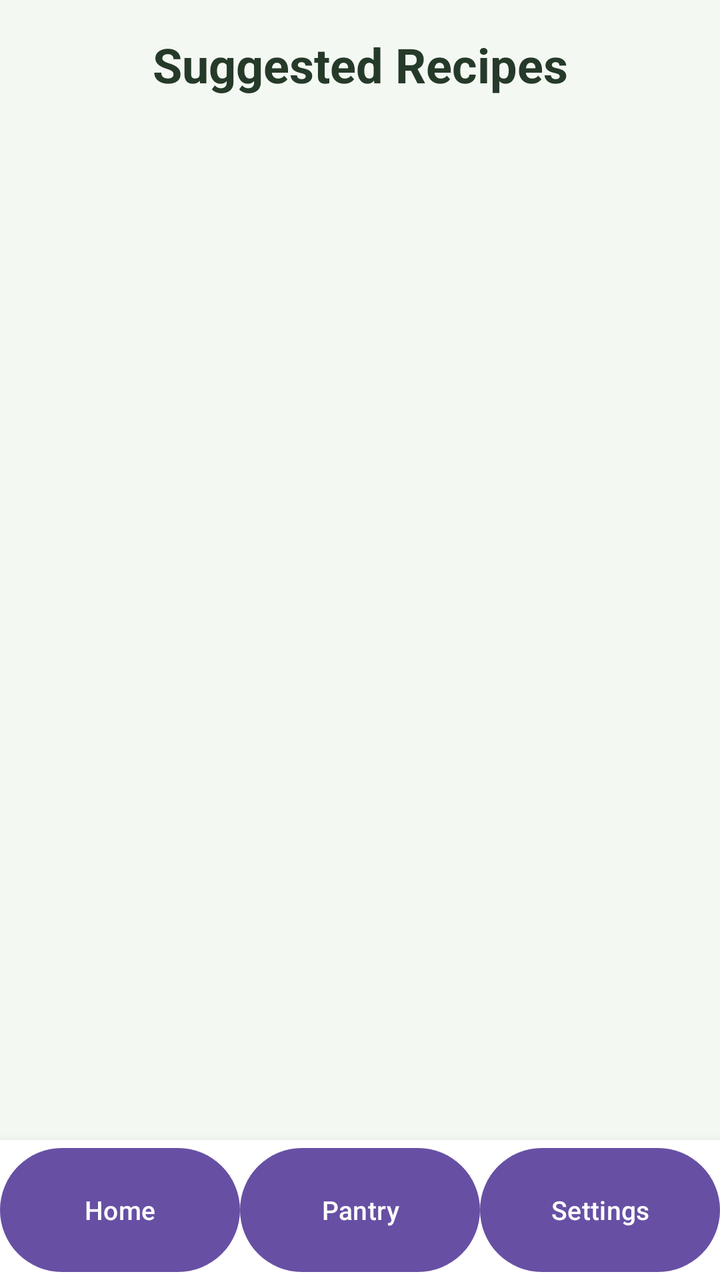
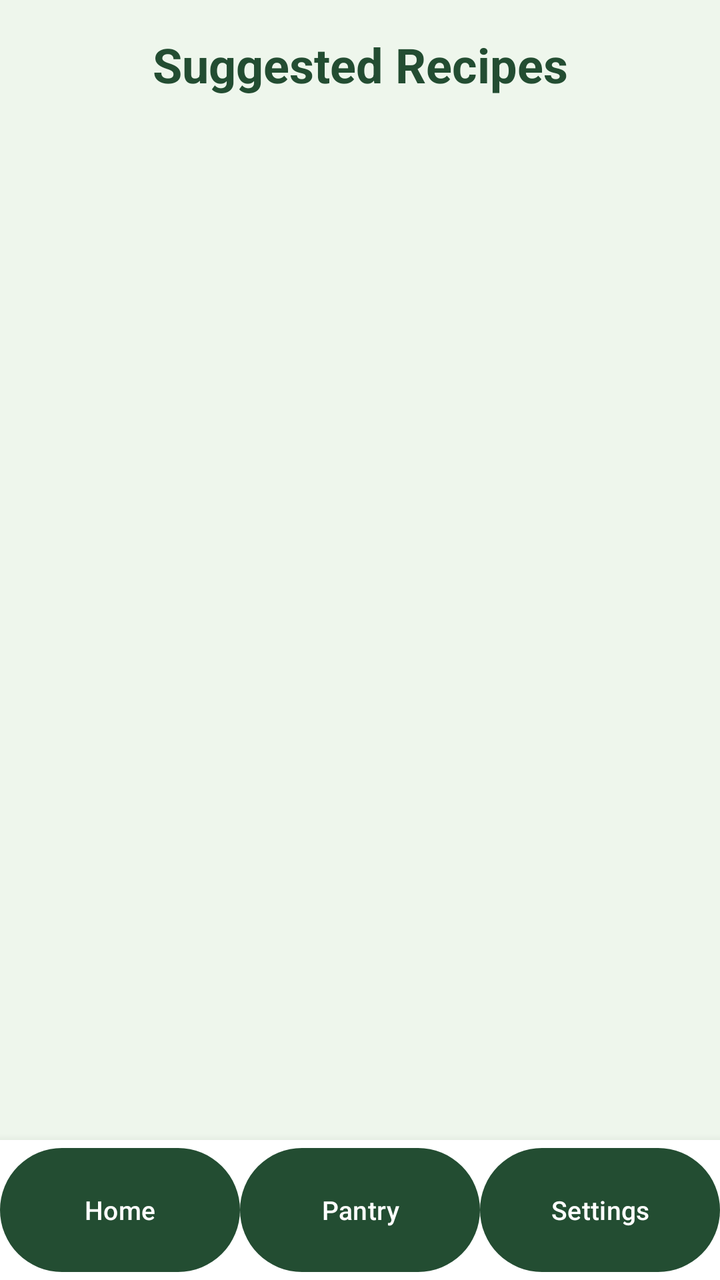

Compare the two renders of this Android layout. The source of the first and the diff that turns it into the second are given below.
<!-- AndroidManifest.xml: application theme Theme.SmartPantryManager -->
<!-- res/layout/activity_recipe.xml -->
<?xml version="1.0" encoding="utf-8"?>
<LinearLayout
    xmlns:android="http://schemas.android.com/apk/res/android"
    android:layout_width="match_parent"
    android:layout_height="match_parent"
    android:orientation="vertical"
    android:background="#F4F8F3">

    
    <LinearLayout
        android:layout_width="match_parent"
        android:layout_height="0dp"
        android:layout_weight="1"
        android:orientation="vertical"
        android:padding="16dp">

        <TextView
            android:id="@+id/txtRecipeTitle"
            android:layout_width="match_parent"
            android:layout_height="wrap_content"
            android:text="Suggested Recipes"
            android:textSize="24sp"
            android:textStyle="bold"
            android:textColor="#263A29"
            android:gravity="center"
            android:paddingBottom="16dp" />

        <TextView
            android:id="@+id/txtNoRecipes"
            android:layout_width="match_parent"
            android:layout_height="wrap_content"
            android:text="No recipes available with your current pantry ingredients."
            android:textSize="16sp"
            android:textColor="#4F5F52"
            android:visibility="gone"
            android:padding="16dp" />

        <androidx.recyclerview.widget.RecyclerView
            android:id="@+id/recyclerRecipes"
            android:layout_width="match_parent"
            android:layout_height="0dp"
            android:layout_weight="1" />

    </LinearLayout>

    
    <LinearLayout
        android:layout_width="match_parent"
        android:layout_height="70dp"
        android:orientation="horizontal"
        android:gravity="center"
        android:background="#FFFFFF"
        android:elevation="8dp">

        <Button
            android:id="@+id/btnNavHome"
            android:layout_width="0dp"
            android:layout_height="match_parent"
            android:layout_weight="1"
            android:text="Home"
            android:textSize="13sp"
            android:textAllCaps="false" />

        <Button
            android:id="@+id/btnNavPantry"
            android:layout_width="0dp"
            android:layout_height="match_parent"
            android:layout_weight="1"
            android:text="Pantry"
            android:textSize="13sp"
            android:textAllCaps="false" />

        <Button
            android:id="@+id/btnNavSettings"
            android:layout_width="0dp"
            android:layout_height="match_parent"
            android:layout_weight="1"
            android:text="Settings"
            android:textSize="13sp"
            android:textAllCaps="false" />

    </LinearLayout>

</LinearLayout>
<!-- resources referenced by this layout -->
<resources>
  <style name="Theme.SmartPantryManager" parent="Base.Theme.SmartPantryManager" />
  <style name="Base.Theme.SmartPantryManager" parent="Theme.Material3.DayNight.NoActionBar">
  
      </style>
</resources>

<!-- the commit's change to res/layout/activity_recipe.xml (unified diff, before → after) -->
@@ -4,7 +4,7 @@
     android:layout_width="match_parent"
     android:layout_height="match_parent"
     android:orientation="vertical"
-    android:background="#F4F8F3">
+    android:background="@color/pantry_background">
 
     
     <LinearLayout
@@ -21,7 +21,7 @@
             android:text="Suggested Recipes"
             android:textSize="24sp"
             android:textStyle="bold"
-            android:textColor="#263A29"
+            android:textColor="@color/pantry_primary"
             android:gravity="center"
             android:paddingBottom="16dp" />
 
@@ -31,7 +31,7 @@
             android:layout_height="wrap_content"
             android:text="No recipes available with your current pantry ingredients."
             android:textSize="16sp"
-            android:textColor="#4F5F52"
+            android:textColor="@color/pantry_secondary"
             android:visibility="gone"
             android:padding="16dp" />
 
@@ -49,7 +49,7 @@
         android:layout_height="70dp"
         android:orientation="horizontal"
         android:gravity="center"
-        android:background="#FFFFFF"
+        android:background="@color/white"
         android:elevation="8dp">
 
         <Button
<!-- resource entries referenced after the edit -->
@@ -1,8 +1,28 @@
 <!-- resources referenced by this layout -->
 <resources>
+  <color name="pantry_background">#EEF6EC</color>
+  <color name="pantry_primary">#234D32</color>
+  <color name="pantry_secondary">#527A5B</color>
+  <color name="white">#FFFFFFFF</color>
   <style name="Theme.SmartPantryManager" parent="Base.Theme.SmartPantryManager" />
   <style name="Base.Theme.SmartPantryManager" parent="Theme.Material3.DayNight.NoActionBar">
   
+          
+          <item name="android:windowBackground">@color/pantry_background</item>
+  
+          
+          <item name="colorPrimary">@color/pantry_primary</item>
+          <item name="colorOnPrimary">@color/white</item>
+  
+          
+          <item name="colorSurface">@color/pantry_surface</item>
+          <item name="colorOnSurface">@color/pantry_primary</item>
+  
+          
+          <item name="colorSecondary">@color/pantry_secondary</item>
+          <item name="colorOnSecondary">@color/white</item>
+  
       </style>
+  <color name="pantry_surface">#DCEBDA</color>
 </resources>
 
